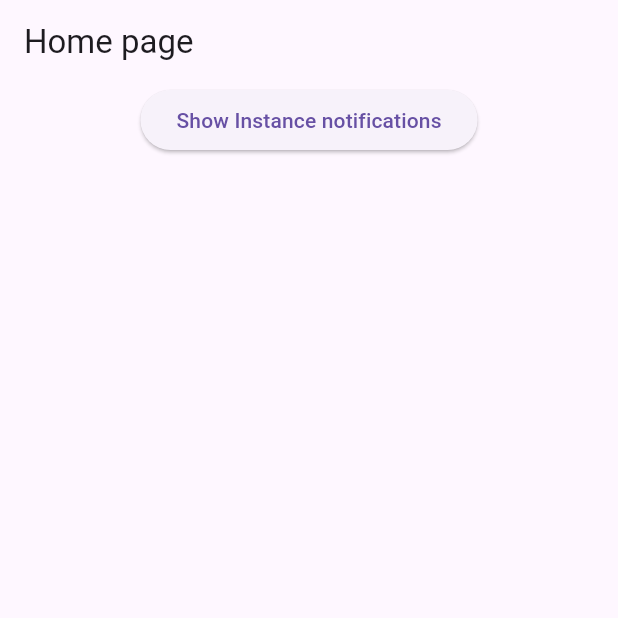
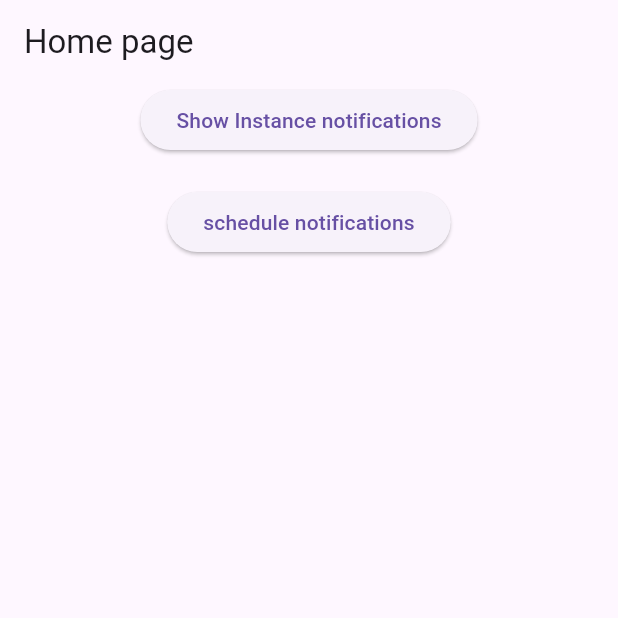
Before and after one commit to NimanthaSupun/notification, a Flutter app: the screen it shows after launch, on a phone screen of 412 x 824 dp, the top half of it. Run offline on Flutter 3.47's test engine with Material 3 defaults, Android fonts, the phone set to English and light mode, and no system bars; our stand-ins replace flutter_local_notifications, timezone.

Commit message:
schedule notifications

```diff
--- a/lib/main.dart
+++ b/lib/main.dart
@@ -1,6 +1,7 @@
 import 'package:flutter/material.dart';
 import 'package:notify/notifications/local_notifications.dart';
 import 'package:notify/screens/home_page.dart';
+import 'package:timezone/data/latest.dart' as tz;
 
 final GlobalKey<NavigatorState> navigatorKey = GlobalKey<NavigatorState>();
 
@@ -8,6 +9,9 @@ void main() async {
   WidgetsFlutterBinding.ensureInitialized();
   // initialize local notification service
   await LocalNotificationsService.init();
+
+  // initialized timezone
+  tz.initializeTimeZones();
 
   runApp(const MyApp());
 }
--- a/lib/screens/home_page.dart
+++ b/lib/screens/home_page.dart
@@ -22,6 +22,28 @@ class HomePage extends StatelessWidget {
               },
               child: const Text("Show Instance notifications"),
             ),
+            const SizedBox(
+              height: 20,
+            ),
+            ElevatedButton(
+              onPressed: () {
+
+                // sample shedule for the current time
+                DateTime durationSample = DateTime.now().add(
+                  const Duration(seconds: 5),
+                );
+
+                LocalNotificationsService.scheduleNotification(
+                  title: "This is a schedule notifications",
+                  body: "creating notifications",
+                  scheduledDate: durationSample,
+                );
+              },
+              child: const Text("schedule notifications"),
+            ),
+            const SizedBox(
+              height: 20,
+            ),
           ],
         ),
       ),
```
Also changed, not shown: lib/notifications/local_notifications.dart (+42 -1 lines).
